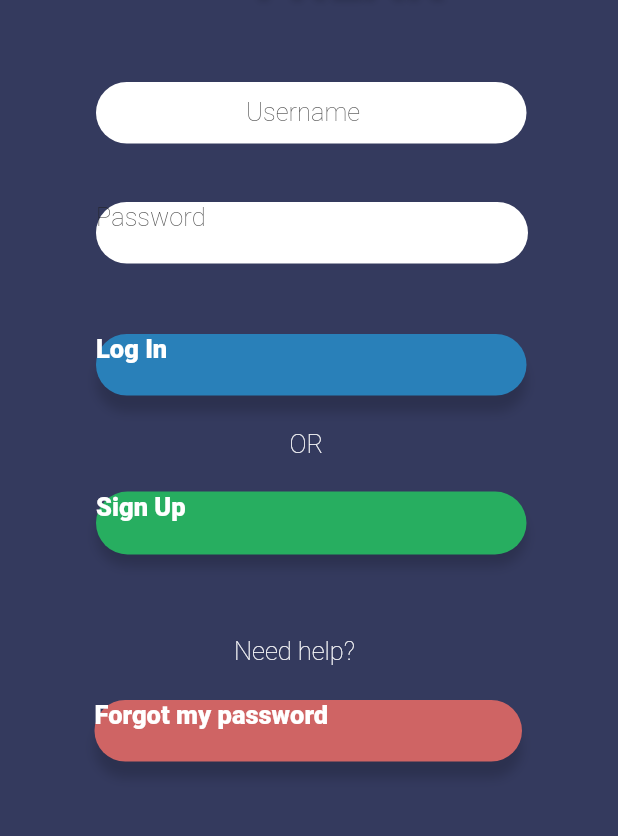
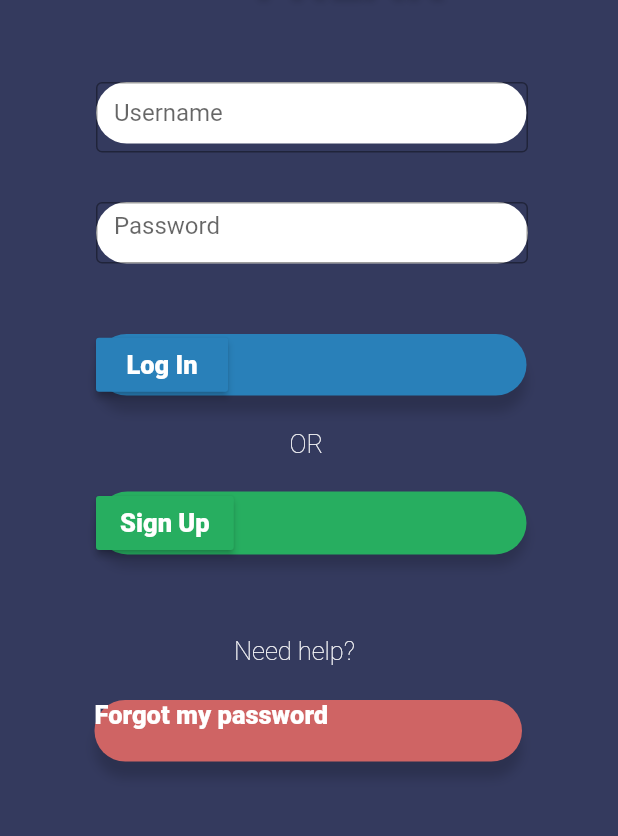
Before and after one commit to RubberDuckDestroyer/Say-No-to-Obese, a Flutter app: the screen it shows after launch, on a phone screen of 412 x 824 dp, the part 212-1048 px from its top. Run offline on Flutter 3.47's test engine with Material 2 defaults, Android fonts, the phone set to English and light mode, and no system bars; our stand-ins replace flutter_svg; missing offline and left inert: adobe_xd; Roboto replaces fonts that are missing (Montserrat).

Commit message:
Added Log in / sign up buttons and input text fields

```diff
--- a/lib/FF_logIn.dart
+++ b/lib/FF_logIn.dart
@@ -1,14 +1,13 @@
+import 'package:fitness_freaks/FF_heightAndWeight.dart';
 import 'package:flutter/material.dart';
 import 'package:adobe_xd/pinned.dart';
-import './FF_dashboard.dart';
-import 'package:adobe_xd/page_link.dart';
-import './FF_heightAndWeight.dart';
 
 class FF_logIn extends StatelessWidget {
   FF_logIn({
     Key key,
   }) : super(key: key);
   @override
+  //--------------------------------------------------------------Page Properties-----------------------------------------------------------------
   Widget build(BuildContext context) {
     return Scaffold(
       backgroundColor: const Color(0xff343a5e),
@@ -39,23 +38,33 @@ class FF_logIn extends StatelessWidget {
               ),
             ),
           ),
+
+          //------------------------------------------------------Username input--------------------------------------------------------
+
           Transform.translate(
-            offset: Offset(164.0, 206.0),
+            offset: Offset(64.0, 196.0),
             child: SizedBox(
-              width: 90.0,
-              height: 21.0,
-              child: Text(
-                'Username',
-                style: TextStyle(
-                  fontFamily: 'Montserrat',
-                  fontSize: 17,
-                  color: const Color(0xff1e1e1e),
-                  fontWeight: FontWeight.w200,
-                ),
-                textAlign: TextAlign.left,
+                width: 288.0,
+                height: 47.0,
+                child: TextField(
+                  obscureText: true,
+                  decoration: InputDecoration(
+                      border: OutlineInputBorder(), hintText: 'Username'),
+                )
+                // child: Text(
+                //   'Username',
+                //   style: TextStyle(
+                //     fontFamily: 'Montserrat',
+                //     fontSize: 17,
+                //     color: const Color(0xff1e1e1e),
+                //     fontWeight: FontWeight.w200,
+                //   ),
+                //   textAlign: TextAlign.left,
+                // ),
                 ),
           ),
-          ),
+
+          //--------------------------------------------------------OR text----------------------------------------------------------
           Transform.translate(
             offset: Offset(193.0, 427.0),
             child: SizedBox(
@@ -74,6 +83,9 @@ class FF_logIn extends StatelessWidget {
               )),
             ),
           ),
+
+          //-----------------------------------------------------Need Help Text-------------------------------------------------------------
+
           Transform.translate(
             offset: Offset(156.0, 565.0),
             child: SizedBox(
@@ -92,6 +104,9 @@ class FF_logIn extends StatelessWidget {
               )),
             ),
           ),
+
+//------------------------------------------------------------------Password input field---------------------------------------------------------
+
           Transform.translate(
             offset: Offset(64.0, 276.0),
             child: SizedBox(
@@ -114,36 +129,33 @@ class FF_logIn extends StatelessWidget {
                     ),
                   ),
                   Pinned.fromSize(
-                    bounds: Rect.fromLTWH(101.0, 9.0, 84.0, 21.0),
+                      bounds: Rect.fromLTWH(0.0, 0.0, 288.0, 41.0),
                       size: Size(288.0, 41.0),
-                    fixedWidth: true,
-                    fixedHeight: true,
-                    child: Text(
-                      'Password',
-                      style: TextStyle(
-                        fontFamily: 'Montserrat',
-                        fontSize: 17,
-                        color: const Color(0xff1e1e1e),
-                        fontWeight: FontWeight.w200,
-                      ),
-                      textAlign: TextAlign.left,
-                    ),
+                      child: TextField(
+                        obscureText: true,
+                        decoration: InputDecoration(
+                            border: OutlineInputBorder(), hintText: 'Password'),
+                      )
+                      //  child: Text(
+                      //   'Password',
+                      //   style: TextStyle(
+                      //     fontFamily: 'Montserrat',
+                      //     fontSize: 17,
+                      //     color: const Color(0xff1e1e1e),
+                      //     fontWeight: FontWeight.w200,
+                      //   ),
+                      //   textAlign: TextAlign.left,
+                      // )
                       ),
                 ],
               ),
             ),
           ),
+
+//--------------------------------------------------------------------Log in button -------------------------------------------------------------
+
           Transform.translate(
             offset: Offset(64.0, 364.0),
-            child: PageLink(
-              links: [
-                PageLinkInfo(
-                  transition: LinkTransition.Fade,
-                  ease: Curves.easeOut,
-                  duration: 0.3,
-                  pageBuilder: () => FF_dashboard(),
-                ),
-              ],
             child: SizedBox(
               width: 287.0,
               height: 41.0,
@@ -194,11 +206,18 @@ class FF_logIn extends StatelessWidget {
                       ],
                     ),
                   ),
+                  // ----------------------------------------------Rounded buttons Styling-----------------------------------------------
                   Pinned.fromSize(
-                      bounds: Rect.fromLTWH(113.0, 11.0, 61.0, 21.0),
-                      size: Size(287.0, 41.0),
+                      bounds: Rect.fromLTWH(50.0, 11.0, 200.0, 21.0),
+                      size: Size(287.0, 42.0),
                       fixedWidth: true,
                       fixedHeight: true,
+                      child: RaisedButton(
+                        onPressed: () {
+                          Navigator.of(context).push(MaterialPageRoute(
+                              builder: (context) => FF_heightAndWeight()));
+                        },
+                        color: const Color(0xff2980b9),
                         child: Text(
                           'Log In',
                           style: TextStyle(
@@ -209,23 +228,16 @@ class FF_logIn extends StatelessWidget {
                           ),
                           textAlign: TextAlign.center,
                         ),
-                    ),
+                      )),
                 ],
               ),
             ),
           ),
-          ),
+
+//----------------------------------------------------------------------Sign up button--------------------------------------------------------------
+
           Transform.translate(
             offset: Offset(64.0, 469.0),
-            child: PageLink(
-              links: [
-                PageLinkInfo(
-                  transition: LinkTransition.Fade,
-                  ease: Curves.easeOut,
-                  duration: 0.3,
-                  pageBuilder: () => FF_heightAndWeight(),
-                ),
-              ],
             child: SizedBox(
               width: 287.0,
               height: 42.0,
@@ -252,13 +264,20 @@ class FF_logIn extends StatelessWidget {
                       ),
                     ),
                   ),
+                  // ----------------------------------------------Rounded buttons Styling-----------------------------------------------
                   Pinned.fromSize(
-                      bounds: Rect.fromLTWH(106.0, 11.0, 77.0, 21.0),
+                      bounds: Rect.fromLTWH(50.0, 11.0, 200.0, 21.0),
                       size: Size(287.0, 42.0),
                       fixedWidth: true,
                       fixedHeight: true,
+                      child: RaisedButton(
+                        onPressed: () {
+                          Navigator.of(context).push(MaterialPageRoute(
+                              builder: (context) => FF_heightAndWeight()));
+                        },
+                        color: const Color(0xff27ae60),
                         child: Text(
-                        'Sign Up',
+                          "Sign Up",
                           style: TextStyle(
                             fontFamily: 'Montserrat',
                             fontSize: 17,
@@ -267,9 +286,8 @@ class FF_logIn extends StatelessWidget {
                           ),
                           textAlign: TextAlign.center,
                         ),
-                    ),
+                      ))
                 ],
-                ),
               ),
             ),
           ),
--- a/lib/main.dart
+++ b/lib/main.dart
@@ -2,7 +2,10 @@ import 'package:flutter/material.dart';
 import 'FF_logIn.dart';
 
 void main() {
-  runApp(MyApp());
+  runApp(MaterialApp(
+    title: 'Fitness Freak',
+    home: FF_logIn(),
+  ));
 }
 
 class MyApp extends StatelessWidget {
```
Lines whose indentation alone changed are shown as unchanged.
